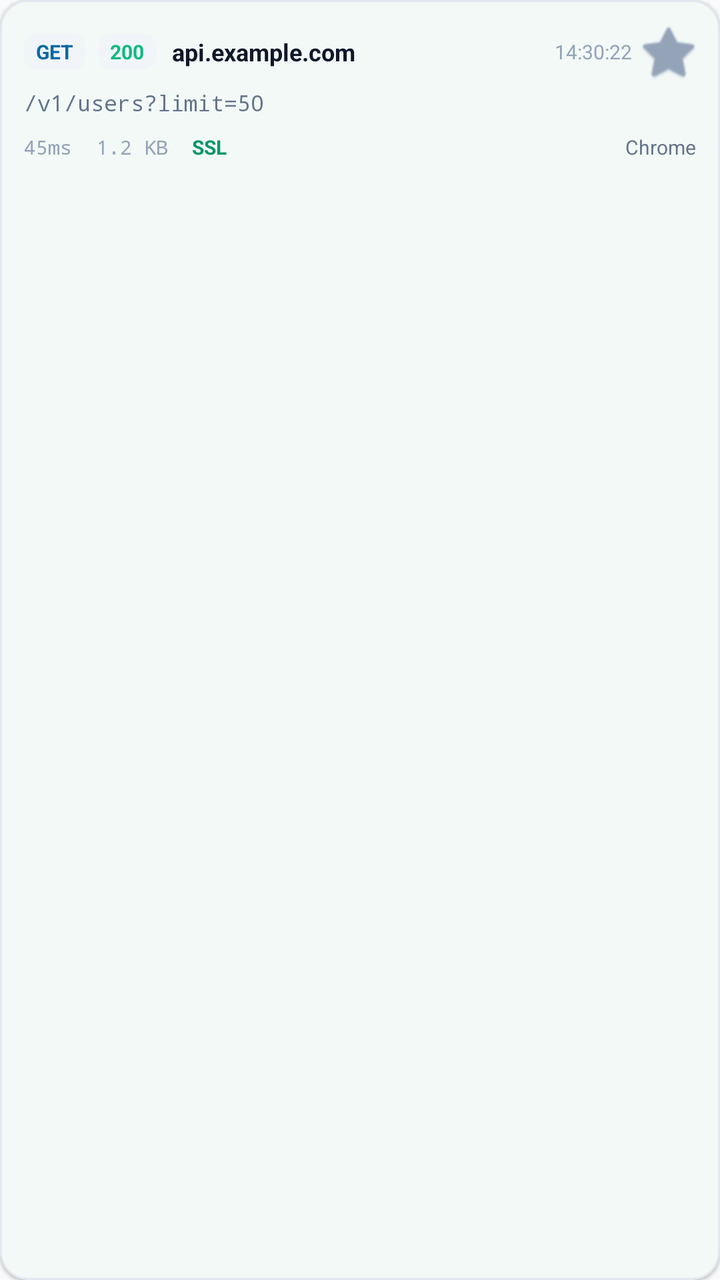
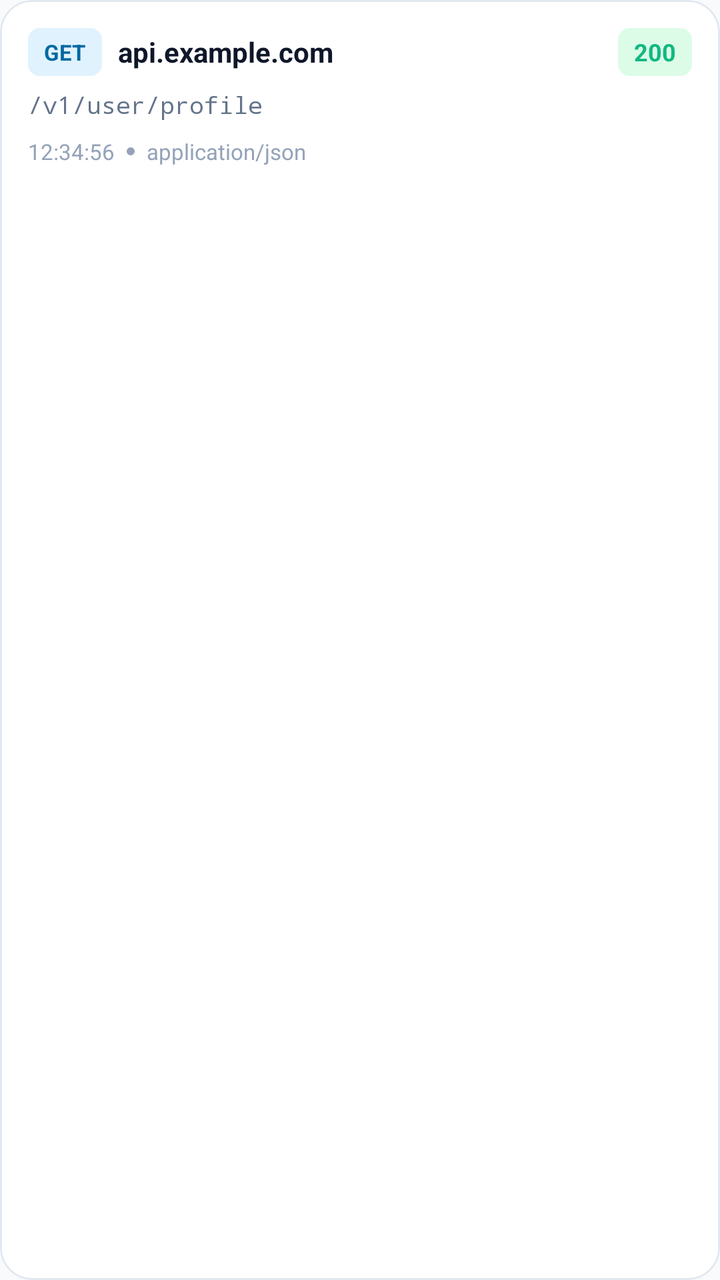

Before-and-after screenshots of an Android layout around one commit, followed by the original layout XML and the change that was made.
<!-- AndroidManifest.xml: application theme Theme.Httpeek -->
<!-- res/layout/item_request_card.xml -->
<?xml version="1.0" encoding="utf-8"?>
<com.google.android.material.card.MaterialCardView 
    xmlns:android="http://schemas.android.com/apk/res/android"
    xmlns:app="http://schemas.android.com/apk/res-auto"
    android:layout_width="match_parent"
    android:layout_height="wrap_content"
    android:layout_marginHorizontal="12dp"
    android:layout_marginVertical="4dp"
    android:clickable="true"
    android:focusable="true"
    app:cardBackgroundColor="@color/surface"
    app:cardCornerRadius="14dp"
    app:cardElevation="1dp"
    app:strokeColor="@color/divider"
    app:strokeWidth="1dp">

    <LinearLayout
        android:layout_width="match_parent"
        android:layout_height="wrap_content"
        android:orientation="vertical"
        android:padding="12dp">

        
        <LinearLayout
            android:layout_width="match_parent"
            android:layout_height="wrap_content"
            android:gravity="center_vertical"
            android:orientation="horizontal">

            
            <TextView
                android:id="@+id/tvMethod"
                android:layout_width="wrap_content"
                android:layout_height="wrap_content"
                android:background="@drawable/badge_rounded_bg"
                android:paddingHorizontal="6dp"
                android:paddingVertical="2dp"
                android:text="GET"
                android:textColor="@color/method_get_text"
                android:textSize="10sp"
                android:textStyle="bold" />

            
            <TextView
                android:id="@+id/tvStatusCode"
                android:layout_width="wrap_content"
                android:layout_height="wrap_content"
                android:layout_marginStart="6dp"
                android:background="@drawable/badge_rounded_bg"
                android:paddingHorizontal="6dp"
                android:paddingVertical="2dp"
                android:text="200"
                android:textColor="@color/status_2xx"
                android:textSize="10sp"
                android:textStyle="bold" />

            
            <TextView
                android:id="@+id/tvHost"
                android:layout_width="0dp"
                android:layout_height="wrap_content"
                android:layout_marginStart="8dp"
                android:layout_weight="1"
                android:ellipsize="end"
                android:maxLines="1"
                android:text="api.example.com"
                android:textColor="@color/text_primary"
                android:textSize="12sp"
                android:textStyle="bold" />

            
            <TextView
                android:id="@+id/tvTime"
                android:layout_width="wrap_content"
                android:layout_height="wrap_content"
                android:layout_marginStart="6dp"
                android:text="14:30:22"
                android:textColor="@color/text_muted"
                android:textSize="10sp" />

            
            <ImageButton
                android:id="@+id/btnFavorite"
                android:layout_width="28dp"
                android:layout_height="28dp"
                android:layout_marginStart="4dp"
                android:background="?attr/selectableItemBackgroundBorderless"
                android:src="@android:drawable/btn_star_big_off"
                app:tint="@color/text_muted" />
        </LinearLayout>

        
        <TextView
            android:id="@+id/tvPath"
            android:layout_width="match_parent"
            android:layout_height="wrap_content"
            android:layout_marginTop="4dp"
            android:ellipsize="end"
            android:fontFamily="monospace"
            android:maxLines="1"
            android:text="/v1/users?limit=50"
            android:textColor="@color/text_secondary"
            android:textSize="11sp" />

        
        <LinearLayout
            android:layout_width="match_parent"
            android:layout_height="wrap_content"
            android:layout_marginTop="8dp"
            android:gravity="center_vertical"
            android:orientation="horizontal">

            <TextView
                android:id="@+id/tvDuration"
                android:layout_width="wrap_content"
                android:layout_height="wrap_content"
                android:fontFamily="monospace"
                android:text="45ms"
                android:textColor="@color/text_muted"
                android:textSize="10sp" />

            <TextView
                android:id="@+id/tvSize"
                android:layout_width="wrap_content"
                android:layout_height="wrap_content"
                android:layout_marginStart="12dp"
                android:fontFamily="monospace"
                android:text="1.2 KB"
                android:textColor="@color/text_muted"
                android:textSize="10sp" />

            <TextView
                android:id="@+id/tvSsl"
                android:layout_width="wrap_content"
                android:layout_height="wrap_content"
                android:layout_marginStart="12dp"
                android:text="SSL"
                android:textColor="@color/primary"
                android:textSize="10sp"
                android:textStyle="bold" />

            <View
                android:layout_width="0dp"
                android:layout_height="1dp"
                android:layout_weight="1" />

            <TextView
                android:id="@+id/tvProcess"
                android:layout_width="wrap_content"
                android:layout_height="wrap_content"
                android:ellipsize="end"
                android:maxLines="1"
                android:text="Chrome"
                android:textColor="@color/text_secondary"
                android:textSize="10sp" />
        </LinearLayout>
    </LinearLayout>
</com.google.android.material.card.MaterialCardView>
<!-- resources referenced by this layout -->
<resources>
  <color name="divider">#E2E8F0</color>
  <style name="Theme.Httpeek" parent="Theme.Material3.DayNight.NoActionBar">
          <item name="colorPrimary">@color/primary</item>
          <item name="colorPrimaryDark">@color/primary_dark</item>
          <item name="colorAccent">@color/accent</item>
          <item name="android:colorBackground">@color/background</item>
          <item name="colorSurface">@color/surface</item>
          <item name="colorSurfaceVariant">@color/surface_variant</item>
          <item name="android:statusBarColor">@color/surface</item>
          <item name="android:windowLightStatusBar">true</item>
          <item name="android:navigationBarColor">@color/surface</item>
          <item name="android:windowLightNavigationBar">true</item>
      </style>
  <color name="primary_dark">#047857</color>
  <color name="accent">#10B981</color>
  <!-- unchanged entries left out for length: 10 -->
</resources>

<!-- the commit's change to res/layout/item_request_card.xml (unified diff, before → after) -->
@@ -1,58 +1,46 @@
 <?xml version="1.0" encoding="utf-8"?>
-<com.google.android.material.card.MaterialCardView 
+<com.google.android.material.card.MaterialCardView
     xmlns:android="http://schemas.android.com/apk/res/android"
     xmlns:app="http://schemas.android.com/apk/res-auto"
     android:layout_width="match_parent"
     android:layout_height="wrap_content"
     android:layout_marginHorizontal="12dp"
     android:layout_marginVertical="4dp"
+    app:cardBackgroundColor="@color/surface"
+    app:cardElevation="0dp"
+    app:strokeColor="@color/outline_variant"
+    app:strokeWidth="1dp"
+    app:cardCornerRadius="16dp"
     android:clickable="true"
     android:focusable="true"
-    app:cardBackgroundColor="@color/surface"
-    app:cardCornerRadius="14dp"
-    app:cardElevation="1dp"
-    app:strokeColor="@color/divider"
-    app:strokeWidth="1dp">
+    android:foreground="?attr/selectableItemBackground">
 
     <LinearLayout
         android:layout_width="match_parent"
         android:layout_height="wrap_content"
         android:orientation="vertical"
-        android:padding="12dp">
+        android:padding="14dp">
 
         
         <LinearLayout
             android:layout_width="match_parent"
             android:layout_height="wrap_content"
-            android:gravity="center_vertical"
-            android:orientation="horizontal">
+            android:orientation="horizontal"
+            android:gravity="center_vertical">
 
             
             <TextView
                 android:id="@+id/tvMethod"
                 android:layout_width="wrap_content"
-                android:layout_height="wrap_content"
-                android:background="@drawable/badge_rounded_bg"
-                android:paddingHorizontal="6dp"
-                android:paddingVertical="2dp"
+                android:layout_height="24dp"
+                android:gravity="center"
+                android:paddingHorizontal="8dp"
                 android:text="GET"
                 android:textColor="@color/method_get_text"
-                android:textSize="10sp"
-                android:textStyle="bold" />
-
-            
-            <TextView
-                android:id="@+id/tvStatusCode"
-                android:layout_width="wrap_content"
-                android:layout_height="wrap_content"
-                android:layout_marginStart="6dp"
+                android:textSize="11sp"
+                android:textStyle="bold"
                 android:background="@drawable/badge_rounded_bg"
-                android:paddingHorizontal="6dp"
-                android:paddingVertical="2dp"
-                android:text="200"
-                android:textColor="@color/status_2xx"
-                android:textSize="10sp"
-                android:textStyle="bold" />
+                android:backgroundTint="@color/method_get_bg" />
 
             
             <TextView
@@ -65,28 +53,22 @@
                 android:maxLines="1"
                 android:text="api.example.com"
                 android:textColor="@color/text_primary"
-                android:textSize="12sp"
+                android:textSize="14sp"
                 android:textStyle="bold" />
 
             
             <TextView
-                android:id="@+id/tvTime"
+                android:id="@+id/tvStatusCode"
                 android:layout_width="wrap_content"
-                android:layout_height="wrap_content"
-                android:layout_marginStart="6dp"
-                android:text="14:30:22"
-                android:textColor="@color/text_muted"
-                android:textSize="10sp" />
-
-            
-            <ImageButton
-                android:id="@+id/btnFavorite"
-                android:layout_width="28dp"
-                android:layout_height="28dp"
-                android:layout_marginStart="4dp"
-                android:background="?attr/selectableItemBackgroundBorderless"
-                android:src="@android:drawable/btn_star_big_off"
-                app:tint="@color/text_muted" />
+                android:layout_height="24dp"
+                android:gravity="center"
+                android:paddingHorizontal="8dp"
+                android:text="200"
+                android:textColor="@color/status_2xx"
+                android:textSize="12sp"
+                android:textStyle="bold"
+                android:background="@drawable/badge_rounded_bg"
+                android:backgroundTint="@color/method_post_bg" />
         </LinearLayout>
 
         
@@ -94,65 +76,60 @@
             android:id="@+id/tvPath"
             android:layout_width="match_parent"
             android:layout_height="wrap_content"
-            android:layout_marginTop="4dp"
+            android:layout_marginTop="6dp"
             android:ellipsize="end"
             android:fontFamily="monospace"
             android:maxLines="1"
-            android:text="/v1/users?limit=50"
+            android:text="/v1/user/profile"
             android:textColor="@color/text_secondary"
-            android:textSize="11sp" />
+            android:textSize="12sp" />
 
         
         <LinearLayout
             android:layout_width="match_parent"
             android:layout_height="wrap_content"
             android:layout_marginTop="8dp"
-            android:gravity="center_vertical"
-            android:orientation="horizontal">
+            android:orientation="horizontal"
+            android:gravity="center_vertical">
 
+            
+            <TextView
+                android:id="@+id/tvTimestamp"
+                android:layout_width="wrap_content"
+                android:layout_height="wrap_content"
+                android:text="12:34:56"
+                android:textColor="@color/text_muted"
+                android:textSize="11sp" />
+
+            <View
+                android:layout_width="4dp"
+                android:layout_height="4dp"
+                android:layout_marginHorizontal="6dp"
+                android:background="@drawable/dot_idle" />
+
+            
+            <TextView
+                android:id="@+id/tvContentType"
+                android:layout_width="0dp"
+                android:layout_height="wrap_content"
+                android:layout_weight="1"
+                android:ellipsize="end"
+                android:maxLines="1"
+                android:text="application/json"
+                android:textColor="@color/text_muted"
+                android:textSize="11sp" />
+
+            
             <TextView
                 android:id="@+id/tvDuration"
                 android:layout_width="wrap_content"
                 android:layout_height="wrap_content"
-                android:fontFamily="monospace"
-                android:text="45ms"
-                android:textColor="@color/text_muted"
-                android:textSize="10sp" />
+                android:text="142ms"
+                android:textColor="@color/primary"
+                android:textSize="11sp"
+                android:textStyle="bold"
+                android:visibility="gone" />
+        </LinearLayout>
 
-            <TextView
-                android:id="@+id/tvSize"
-                android:layout_width="wrap_content"
-                android:layout_height="wrap_content"
-                android:layout_marginStart="12dp"
-                android:fontFamily="monospace"
-                android:text="1.2 KB"
-                android:textColor="@color/text_muted"
-                android:textSize="10sp" />
-
-            <TextView
-                android:id="@+id/tvSsl"
-                android:layout_width="wrap_content"
-                android:layout_height="wrap_content"
-                android:layout_marginStart="12dp"
-                android:text="SSL"
-                android:textColor="@color/primary"
-                android:textSize="10sp"
-                android:textStyle="bold" />
-
-            <View
-                android:layout_width="0dp"
-                android:layout_height="1dp"
-                android:layout_weight="1" />
-
-            <TextView
-                android:id="@+id/tvProcess"
-                android:layout_width="wrap_content"
-                android:layout_height="wrap_content"
-                android:ellipsize="end"
-                android:maxLines="1"
-                android:text="Chrome"
-                android:textColor="@color/text_secondary"
-                android:textSize="10sp" />
-        </LinearLayout>
     </LinearLayout>
 </com.google.android.material.card.MaterialCardView>
<!-- resource entries referenced after the edit -->
@@ -1,20 +1,106 @@
 <!-- resources referenced by this layout -->
 <resources>
-  <color name="divider">#E2E8F0</color>
+  <color name="method_get_bg">#E0F2FE</color>
+  <color name="method_post_bg">#DCFCE7</color>
+  <color name="outline_variant">#E2E8F0</color>
+  <!-- drawable dot_idle (drawable) -->
+  <?xml version="1.0" encoding="utf-8"?>
+  <shape xmlns:android="http://schemas.android.com/apk/res/android"
+      android:shape="oval">
+      <solid android:color="#94A3B8" />
+  </shape>
   <style name="Theme.Httpeek" parent="Theme.Material3.DayNight.NoActionBar">
+          
           <item name="colorPrimary">@color/primary</item>
-          <item name="colorPrimaryDark">@color/primary_dark</item>
-          <item name="colorAccent">@color/accent</item>
+          <item name="colorOnPrimary">@color/on_primary</item>
+          <item name="colorPrimaryContainer">@color/primary_container</item>
+          <item name="colorOnPrimaryContainer">@color/on_primary_container</item>
+  
+          <item name="colorSecondary">@color/secondary</item>
+          <item name="colorOnSecondary">@color/on_secondary</item>
+          <item name="colorSecondaryContainer">@color/secondary_container</item>
+          <item name="colorOnSecondaryContainer">@color/on_secondary_container</item>
+  
+          <item name="colorTertiary">@color/tertiary</item>
+          <item name="colorOnTertiary">@color/on_tertiary</item>
+          <item name="colorTertiaryContainer">@color/tertiary_container</item>
+          <item name="colorOnTertiaryContainer">@color/on_tertiary_container</item>
+  
+          <item name="colorError">@color/error</item>
+          <item name="colorOnError">@color/on_error</item>
+          <item name="colorErrorContainer">@color/error_container</item>
+          <item name="colorOnErrorContainer">@color/on_error_container</item>
+  
           <item name="android:colorBackground">@color/background</item>
+          <item name="colorOnBackground">@color/on_background</item>
           <item name="colorSurface">@color/surface</item>
+          <item name="colorOnSurface">@color/on_surface</item>
           <item name="colorSurfaceVariant">@color/surface_variant</item>
-          <item name="android:statusBarColor">@color/surface</item>
+          <item name="colorOnSurfaceVariant">@color/on_surface_variant</item>
+          <item name="colorOutline">@color/outline</item>
+          <item name="colorOutlineVariant">@color/outline_variant</item>
+  
+          
+          <item name="android:statusBarColor">@android:color/transparent</item>
+          <item name="android:navigationBarColor">@android:color/transparent</item>
           <item name="android:windowLightStatusBar">true</item>
-          <item name="android:navigationBarColor">@color/surface</item>
           <item name="android:windowLightNavigationBar">true</item>
+  
+          
+          <item name="shapeAppearanceSmallComponent">@style/Shape.Httpeek.Small</item>
+          <item name="shapeAppearanceMediumComponent">@style/Shape.Httpeek.Medium</item>
+          <item name="shapeAppearanceLargeComponent">@style/Shape.Httpeek.Large</item>
+  
+          
+          <item name="textAppearanceDisplayLarge">@style/TextAppearance.Httpeek.DisplayLarge</item>
+          <item name="textAppearanceHeadlineMedium">@style/TextAppearance.Httpeek.HeadlineMedium</item>
+          <item name="textAppearanceTitleMedium">@style/TextAppearance.Httpeek.TitleMedium</item>
+          <item name="textAppearanceBodyMedium">@style/TextAppearance.Httpeek.BodyMedium</item>
+          <item name="textAppearanceLabelMedium">@style/TextAppearance.Httpeek.LabelMedium</item>
       </style>
-  <color name="primary_dark">#047857</color>
-  <color name="accent">#10B981</color>
+  <color name="on_primary">#FFFFFF</color>
+  <color name="primary_container">#CCFCE7</color>
+  <color name="on_primary_container">#00391E</color>
+  <color name="secondary">#4F6272</color>
+  <color name="on_secondary">#FFFFFF</color>
+  <color name="secondary_container">#D2E5F5</color>
+  <color name="on_secondary_container">#0B2030</color>
+  <color name="tertiary">#006876</color>
+  <color name="on_tertiary">#FFFFFF</color>
+  <color name="tertiary_container">#9EEFFD</color>
+  <color name="on_tertiary_container">#001F26</color>
+  <color name="error">#EF4444</color>
+  <color name="on_error">#FFFFFF</color>
+  <color name="error_container">#FFE4E6</color>
+  <color name="on_error_container">#7F1D1D</color>
+  <color name="on_background">#0F172A</color>
+  <color name="on_surface">#0F172A</color>
+  <color name="on_surface_variant">#64748B</color>
+  <color name="outline">#94A3B8</color>
+  <style name="Shape.Httpeek.Small" parent="ShapeAppearance.Material3.SmallComponent">
+          <item name="cornerSize">8dp</item>
+      </style>
+  <style name="Shape.Httpeek.Medium" parent="ShapeAppearance.Material3.MediumComponent">
+          <item name="cornerSize">16dp</item>
+      </style>
+  <style name="Shape.Httpeek.Large" parent="ShapeAppearance.Material3.LargeComponent">
+          <item name="cornerSize">24dp</item>
+      </style>
+  <style name="TextAppearance.Httpeek.DisplayLarge" parent="TextAppearance.Material3.DisplayLarge">
+          <item name="fontFamily">sans-serif-medium</item>
+      </style>
+  <style name="TextAppearance.Httpeek.HeadlineMedium" parent="TextAppearance.Material3.HeadlineMedium">
+          <item name="fontFamily">sans-serif-medium</item>
+      </style>
+  <style name="TextAppearance.Httpeek.TitleMedium" parent="TextAppearance.Material3.TitleMedium">
+          <item name="fontFamily">sans-serif-medium</item>
+      </style>
+  <style name="TextAppearance.Httpeek.BodyMedium" parent="TextAppearance.Material3.BodyMedium">
+          <item name="fontFamily">sans-serif</item>
+      </style>
+  <style name="TextAppearance.Httpeek.LabelMedium" parent="TextAppearance.Material3.LabelMedium">
+          <item name="fontFamily">sans-serif</item>
+      </style>
   <!-- unchanged entries left out for length: 10 -->
 </resources>
 
